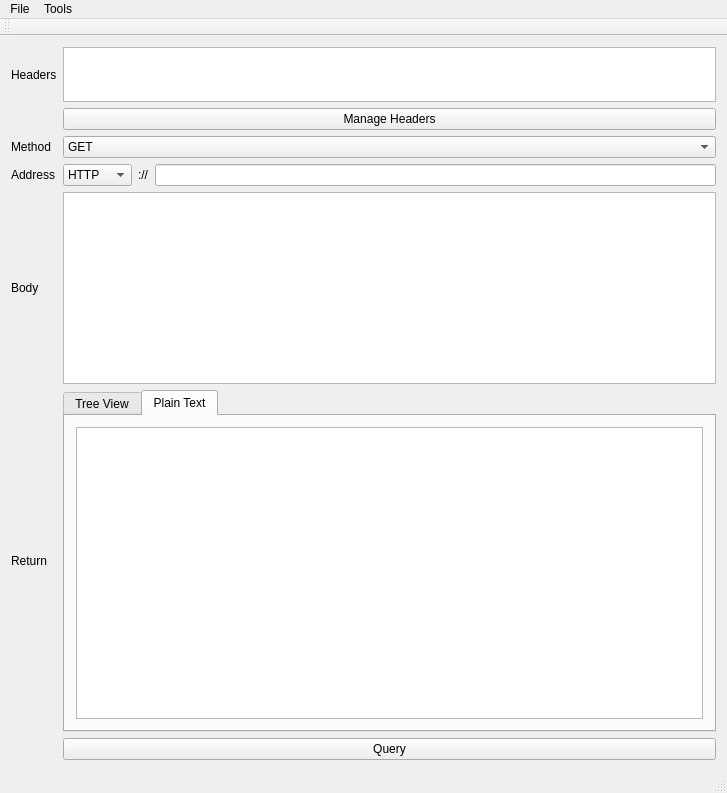
The window that mainwindow.ui (drewdemarest/greenmileAPI) describes before a commit, drawn with Qt 5.
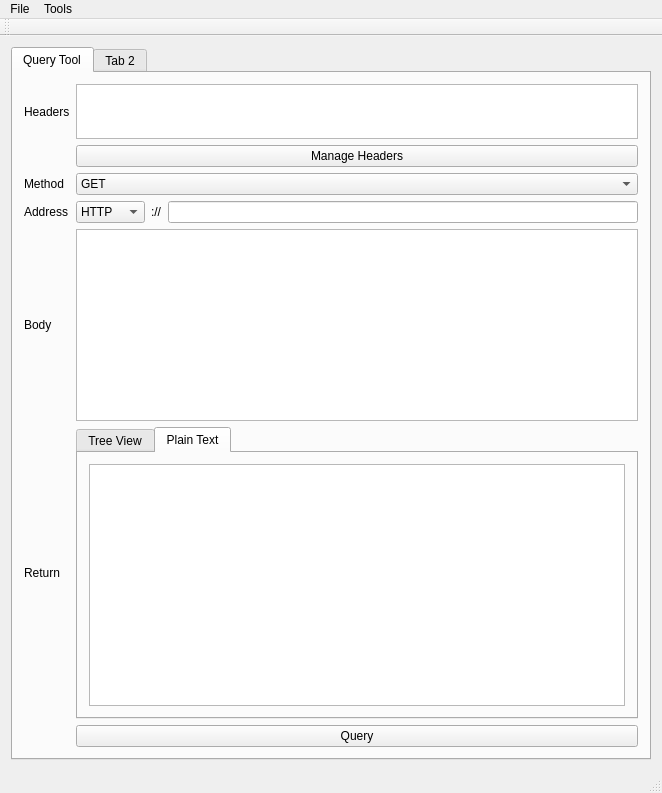
The same window after the commit. The open tabs and pages were chosen to show the change.

Commit message: Added some more data members I missed in the route entity. Fixed spelling mistakes and updated members. Added all qvariant write types for json to route object.

```diff
--- a/mainwindow.ui
+++ b/mainwindow.ui
@@ -6,7 +6,7 @@
    <rect>
     <x>0</x>
     <y>0</y>
-    <width>727</width>
+    <width>662</width>
     <height>793</height>
    </rect>
   </property>
@@ -15,33 +15,18 @@
   </property>
   <widget class="QWidget" name="centralWidget">
    <layout class="QGridLayout" name="gridLayout">
-    <item row="6" column="1" colspan="4">
-     <widget class="QTabWidget" name="resultsTabWidget">
+    <item row="0" column="0">
+     <widget class="QTabWidget" name="tabWidget">
       <property name="currentIndex">
        <number>0</number>
       </property>
-      <widget class="QWidget" name="treeTab">
+      <widget class="QWidget" name="tab">
        <attribute name="title">
-        <string>Tree View</string>
+        <string>Query Tool</string>
        </attribute>
-       <layout class="QGridLayout" name="gridLayout_2">
+       <layout class="QGridLayout" name="gridLayout_7">
         <item row="0" column="0">
-         <widget class="QTreeView" name="jsonTreeView"/>
-        </item>
-       </layout>
-      </widget>
-      <widget class="QWidget" name="textTab">
-       <attribute name="title">
-        <string>Plain Text</string>
-       </attribute>
-       <layout class="QGridLayout" name="gridLayout_3">
-        <item row="0" column="0">
-         <widget class="QTextEdit" name="resultTextEdit"/>
-        </item>
-       </layout>
-      </widget>
-     </widget>
-    </item>
+         <layout class="QGridLayout" name="gridLayout_6">
     <item row="0" column="0">
      <widget class="QLabel" name="label_4">
       <property name="text">
@@ -52,6 +37,35 @@
       </property>
      </widget>
     </item>
+          <item row="0" column="1" colspan="3">
+           <widget class="QListView" name="headerListView">
+            <property name="sizePolicy">
+             <sizepolicy hsizetype="Minimum" vsizetype="Expanding">
+              <horstretch>0</horstretch>
+              <verstretch>0</verstretch>
+             </sizepolicy>
+            </property>
+            <property name="maximumSize">
+             <size>
+              <width>16777215</width>
+              <height>55</height>
+             </size>
+            </property>
+            <property name="editTriggers">
+             <set>QAbstractItemView::NoEditTriggers</set>
+            </property>
+            <property name="showDropIndicator" stdset="0">
+             <bool>false</bool>
+            </property>
+           </widget>
+          </item>
+          <item row="1" column="1" colspan="3">
+           <widget class="QPushButton" name="addHeaderButton">
+            <property name="text">
+             <string>Manage Headers</string>
+            </property>
+           </widget>
+          </item>
     <item row="2" column="0">
      <widget class="QLabel" name="label_5">
       <property name="text">
@@ -59,6 +73,45 @@
       </property>
      </widget>
     </item>
+          <item row="2" column="1" colspan="3">
+           <widget class="QComboBox" name="methodComboBox">
+            <item>
+             <property name="text">
+              <string>GET</string>
+             </property>
+            </item>
+            <item>
+             <property name="text">
+              <string>POST</string>
+             </property>
+            </item>
+            <item>
+             <property name="text">
+              <string>PUT</string>
+             </property>
+            </item>
+            <item>
+             <property name="text">
+              <string>DELETE</string>
+             </property>
+            </item>
+            <item>
+             <property name="text">
+              <string>HEAD</string>
+             </property>
+            </item>
+            <item>
+             <property name="text">
+              <string>OPTIONS</string>
+             </property>
+            </item>
+            <item>
+             <property name="text">
+              <string>PATCH</string>
+             </property>
+            </item>
+           </widget>
+          </item>
     <item row="3" column="0">
      <widget class="QLabel" name="label_3">
       <property name="text">
@@ -86,6 +139,22 @@
       </item>
      </widget>
     </item>
+          <item row="3" column="2">
+           <widget class="QLabel" name="label_6">
+            <property name="sizePolicy">
+             <sizepolicy hsizetype="Maximum" vsizetype="Preferred">
+              <horstretch>0</horstretch>
+              <verstretch>0</verstretch>
+             </sizepolicy>
+            </property>
+            <property name="text">
+             <string>://</string>
+            </property>
+           </widget>
+          </item>
+          <item row="3" column="3">
+           <widget class="QLineEdit" name="addressInput"/>
+          </item>
     <item row="4" column="0">
      <widget class="QLabel" name="label_2">
       <property name="sizePolicy">
@@ -102,7 +171,17 @@
       </property>
      </widget>
     </item>
-    <item row="6" column="0">
+          <item row="4" column="1" colspan="3">
+           <widget class="QTextEdit" name="queryInput">
+            <property name="sizePolicy">
+             <sizepolicy hsizetype="Minimum" vsizetype="Maximum">
+              <horstretch>0</horstretch>
+              <verstretch>0</verstretch>
+             </sizepolicy>
+            </property>
+           </widget>
+          </item>
+          <item row="5" column="0">
      <widget class="QLabel" name="label">
       <property name="text">
        <string>Return</string>
@@ -112,112 +191,56 @@
       </property>
      </widget>
     </item>
-    <item row="7" column="1" colspan="4">
-     <widget class="QPushButton" name="queryButton">
-      <property name="text">
-       <string>Query</string>
-      </property>
-     </widget>
-    </item>
-    <item row="3" column="2">
-     <widget class="QLabel" name="label_6">
-      <property name="sizePolicy">
-       <sizepolicy hsizetype="Maximum" vsizetype="Preferred">
-        <horstretch>0</horstretch>
-        <verstretch>0</verstretch>
-       </sizepolicy>
-      </property>
-      <property name="text">
-       <string>://</string>
-      </property>
-     </widget>
-    </item>
-    <item row="7" column="0">
+          <item row="5" column="1" colspan="3">
+           <widget class="QTabWidget" name="resultsTabWidget">
+            <property name="currentIndex">
+             <number>1</number>
+            </property>
+            <widget class="QWidget" name="treeTab">
+             <attribute name="title">
+              <string>Tree View</string>
+             </attribute>
+             <layout class="QGridLayout" name="gridLayout_4">
+              <item row="0" column="0">
+               <widget class="QTreeView" name="jsonTreeView"/>
+              </item>
+             </layout>
+            </widget>
+            <widget class="QWidget" name="textTab">
+             <attribute name="title">
+              <string>Plain Text</string>
+             </attribute>
+             <layout class="QGridLayout" name="gridLayout_5">
+              <item row="0" column="0">
+               <widget class="QTextEdit" name="resultTextEdit"/>
+              </item>
+             </layout>
+            </widget>
+           </widget>
+          </item>
+          <item row="6" column="0">
      <widget class="QLabel" name="responseTime">
       <property name="text">
        <string/>
       </property>
      </widget>
     </item>
-    <item row="3" column="3" colspan="2">
-     <widget class="QLineEdit" name="addressInput"/>
-    </item>
-    <item row="2" column="1" colspan="4">
-     <widget class="QComboBox" name="methodComboBox">
-      <item>
+          <item row="6" column="1" colspan="3">
+           <widget class="QPushButton" name="queryButton">
        <property name="text">
-        <string>GET</string>
-       </property>
-      </item>
-      <item>
-       <property name="text">
-        <string>POST</string>
-       </property>
-      </item>
-      <item>
-       <property name="text">
-        <string>PUT</string>
-       </property>
-      </item>
-      <item>
-       <property name="text">
-        <string>DELETE</string>
-       </property>
-      </item>
-      <item>
-       <property name="text">
-        <string>HEAD</string>
-       </property>
-      </item>
-      <item>
-       <property name="text">
-        <string>OPTIONS</string>
-       </property>
-      </item>
-      <item>
-       <property name="text">
-        <string>PATCH</string>
-       </property>
-      </item>
-     </widget>
-    </item>
-    <item row="1" column="1" colspan="4">
-     <widget class="QPushButton" name="addHeaderButton">
-      <property name="text">
-       <string>Manage Headers</string>
-      </property>
-     </widget>
-    </item>
-    <item row="0" column="1" colspan="4">
-     <widget class="QListView" name="headerListView">
-      <property name="sizePolicy">
-       <sizepolicy hsizetype="Minimum" vsizetype="Expanding">
-        <horstretch>0</horstretch>
-        <verstretch>0</verstretch>
-       </sizepolicy>
-      </property>
-      <property name="maximumSize">
-       <size>
-        <width>16777215</width>
-        <height>55</height>
-       </size>
-      </property>
-      <property name="editTriggers">
-       <set>QAbstractItemView::NoEditTriggers</set>
-      </property>
-      <property name="showDropIndicator" stdset="0">
-       <bool>false</bool>
-      </property>
-     </widget>
-    </item>
-    <item row="4" column="1" colspan="4">
-     <widget class="QTextEdit" name="queryInput">
-      <property name="sizePolicy">
-       <sizepolicy hsizetype="Minimum" vsizetype="Maximum">
-        <horstretch>0</horstretch>
-        <verstretch>0</verstretch>
-       </sizepolicy>
-      </property>
+             <string>Query</string>
+            </property>
+           </widget>
+          </item>
+         </layout>
+        </item>
+       </layout>
+      </widget>
+      <widget class="QWidget" name="tab_2">
+       <attribute name="title">
+        <string>Tab 2</string>
+       </attribute>
+      </widget>
      </widget>
     </item>
    </layout>
@@ -227,8 +250,8 @@
     <rect>
      <x>0</x>
      <y>0</y>
-     <width>727</width>
-     <height>21</height>
+     <width>662</width>
+     <height>20</height>
     </rect>
    </property>
    <widget class="QMenu" name="menuFile">
```
Lines whose indentation alone changed are shown as unchanged. The commit also changes 2 other files.
